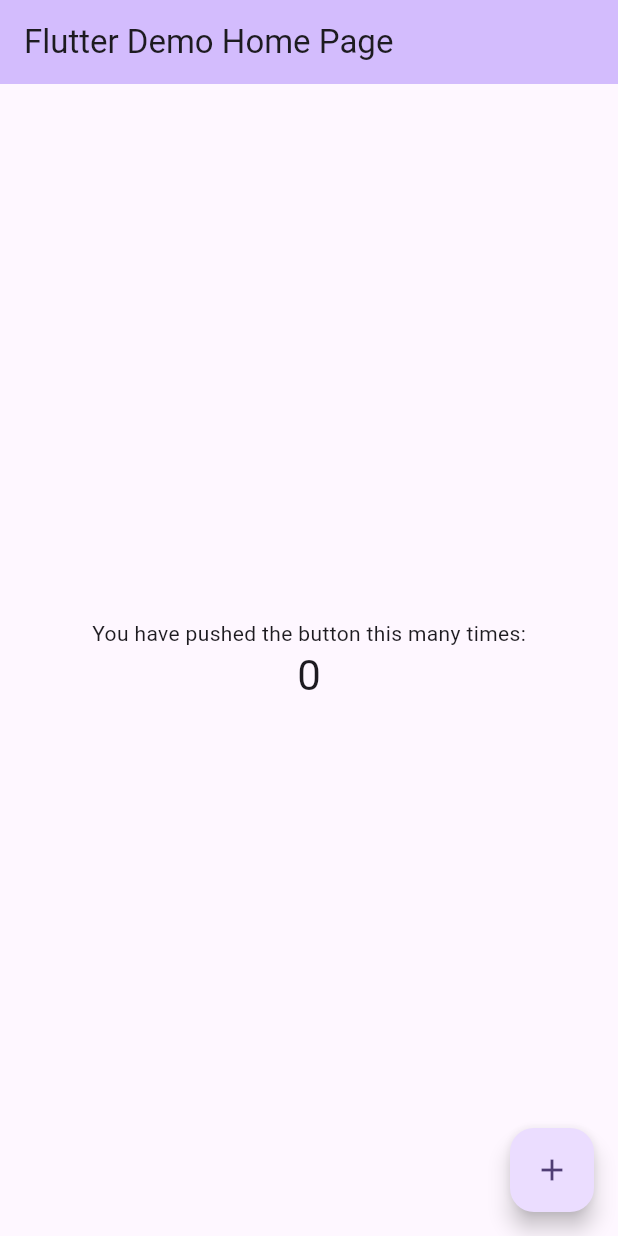
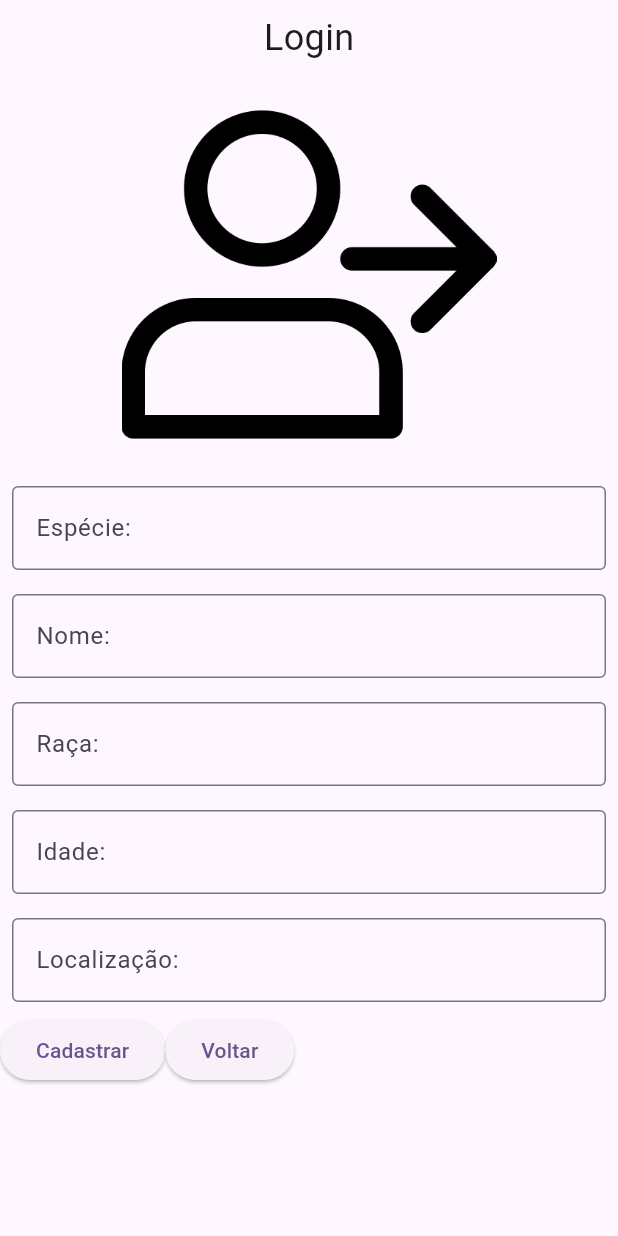
Before and after one commit to RafaAugustoFS/petAdopted, a Flutter app: the screen it shows after launch, on a phone screen of 412 x 824 dp. Run offline on Flutter 3.47's test engine with Material 3 defaults, Android fonts, the phone set to English and light mode, and no system bars.

Commit message:
registro de pet e usuario, home, login usuario

```diff
--- /dev/null
+++ b/lib/constants/images_assets.dart
@@ -0,0 +1,4 @@
+class AppImages {
+  static String registerImage = 'assets/images/registerImage.png';
+  static String loginImage = 'assets/images/loginImage.png';
+}
--- a/lib/main.dart
+++ b/lib/main.dart
@@ -1,4 +1,5 @@
 import 'package:flutter/material.dart';
+import 'package:pet_adopted/view/cadastro_pet.dart';
 
 void main() {
   runApp(const MyApp());
@@ -11,115 +12,12 @@
   @override
   Widget build(BuildContext context) {
     return MaterialApp(
-      title: 'Flutter Demo',
+      title: 'Grocery Store',
       theme: ThemeData(
-        // This is the theme of your application.
-        //
-        // TRY THIS: Try running your application with "flutter run". You'll see
-        // the application has a purple toolbar. Then, without quitting the app,
-        // try changing the seedColor in the colorScheme below to Colors.green
-        // and then invoke "hot reload" (save your changes or press the "hot
-        // reload" button in a Flutter-supported IDE, or press "r" if you used
-        // the command line to start the app).
-        //
-        // Notice that the counter didn't reset back to zero; the application
-        // state is not lost during the reload. To reset the state, use hot
-        // restart instead.
-        //
-        // This works for code too, not just values: Most code changes can be
-        // tested with just a hot reload.
         colorScheme: ColorScheme.fromSeed(seedColor: Colors.deepPurple),
         useMaterial3: true,
       ),
-      home: const MyHomePage(title: 'Flutter Demo Home Page'),
+      home: PetForm(),
     );
   }
 }
-
-class MyHomePage extends StatefulWidget {
-  const MyHomePage({super.key, required this.title});
-
-  // This widget is the home page of your application. It is stateful, meaning
-  // that it has a State object (defined below) that contains fields that affect
-  // how it looks.
-
-  // This class is the configuration for the state. It holds the values (in this
-  // case the title) provided by the parent (in this case the App widget) and
-  // used by the build method of the State. Fields in a Widget subclass are
-  // always marked "final".
-
-  final String title;
-
-  @override
-  State<MyHomePage> createState() => _MyHomePageState();
-}
-
-class _MyHomePageState extends State<MyHomePage> {
-  int _counter = 0;
-
-  void _incrementCounter() {
-    setState(() {
-      // This call to setState tells the Flutter framework that something has
-      // changed in this State, which causes it to rerun the build method below
-      // so that the display can reflect the updated values. If we changed
-      // _counter without calling setState(), then the build method would not be
-      // called again, and so nothing would appear to happen.
-      _counter++;
-    });
-  }
-
-  @override
-  Widget build(BuildContext context) {
-    // This method is rerun every time setState is called, for instance as done
-    // by the _incrementCounter method above.
-    //
-    // The Flutter framework has been optimized to make rerunning build methods
-    // fast, so that you can just rebuild anything that needs updating rather
-    // than having to individually change instances of widgets.
-    return Scaffold(
-      appBar: AppBar(
-        // TRY THIS: Try changing the color here to a specific color (to
-        // Colors.amber, perhaps?) and trigger a hot reload to see the AppBar
-        // change color while the other colors stay the same.
-        backgroundColor: Theme.of(context).colorScheme.inversePrimary,
-        // Here we take the value from the MyHomePage object that was created by
-        // the App.build method, and use it to set our appbar title.
-        title: Text(widget.title),
-      ),
-      body: Center(
-        // Center is a layout widget. It takes a single child and positions it
-        // in the middle of the parent.
-        child: Column(
-          // Column is also a layout widget. It takes a list of children and
-          // arranges them vertically. By default, it sizes itself to fit its
-          // children horizontally, and tries to be as tall as its parent.
-          //
-          // Column has various properties to control how it sizes itself and
-          // how it positions its children. Here we use mainAxisAlignment to
-          // center the children vertically; the main axis here is the vertical
-          // axis because Columns are vertical (the cross axis would be
-          // horizontal).
-          //
-          // TRY THIS: Invoke "debug painting" (choose the "Toggle Debug Paint"
-          // action in the IDE, or press "p" in the console), to see the
-          // wireframe for each widget.
-          mainAxisAlignment: MainAxisAlignment.center,
-          children: <Widget>[
-            const Text(
-              'You have pushed the button this many times:',
-            ),
-            Text(
-              '$_counter',
-              style: Theme.of(context).textTheme.headlineMedium,
-            ),
-          ],
-        ),
-      ),
-      floatingActionButton: FloatingActionButton(
-        onPressed: _incrementCounter,
-        tooltip: 'Increment',
-        child: const Icon(Icons.add),
-      ), // This trailing comma makes auto-formatting nicer for build methods.
-    );
-  }
-}
--- /dev/null
+++ b/lib/models/pet_model.dart
@@ -0,0 +1,14 @@
+class PetModel {
+  String species;
+  String name;
+  String race;
+  String age;
+  String location;
+  PetModel({
+    required this.species,
+    required this.name,
+    required this.race,
+    required this.age,
+    required this.location,
+  });
+}
--- /dev/null
+++ b/lib/view/cadastro_pet.dart
@@ -0,0 +1,127 @@
+import 'package:flutter/material.dart';
+import 'package:pet_adopted/constants/images_assets.dart';
+import 'package:pet_adopted/models/pet_model.dart';
+import 'package:pet_adopted/view/home_pet.dart';
+
+class PetForm extends StatefulWidget {
+  const PetForm({super.key});
+
+  @override
+  _PetFormState createState() => _PetFormState();
+}
+
+class _PetFormState extends State<PetForm> {
+  TextEditingController speciesController = TextEditingController();
+  TextEditingController nameController = TextEditingController();
+  TextEditingController raceController = TextEditingController();
+  TextEditingController ageController = TextEditingController();
+  TextEditingController locationController = TextEditingController();
+  List<PetModel> pets = [];
+
+  void salvaInfo() {
+    pets.add(PetModel(
+      species: speciesController.text,
+      name: nameController.text,
+      race: raceController.text,
+      age: ageController.text,
+      location: locationController.text,
+    ));
+  }
+
+  @override
+  Widget build(BuildContext context) {
+    return SafeArea(
+      child: Scaffold(
+        body: Column(
+          children: [
+            Padding(
+              padding: EdgeInsets.all(8.0),
+              child: Text(
+                'Login',
+                style: TextStyle(fontSize: 24),
+              ),
+            ),
+            Padding(
+              padding: EdgeInsets.all(8.0),
+              child: Image.asset(
+                AppImages.loginImage,
+                height: 250,
+              ),
+            ),
+
+            Padding(
+              padding: EdgeInsets.all(8.0),
+              child: TextField(
+                controller: speciesController,
+                decoration: InputDecoration(
+                  border: OutlineInputBorder(),
+                  labelText: 'Espécie:',
+                ),
+              ),
+            ),
+            Padding(
+              padding: EdgeInsets.all(8.0),
+              child: TextField(
+                controller: nameController,
+                decoration: InputDecoration(
+                  border: OutlineInputBorder(),
+                  labelText: 'Nome:',
+                ),
+              ),
+            ),
+            Padding(
+              padding: EdgeInsets.all(8.0),
+              child: TextField(
+                controller: raceController,
+                decoration: InputDecoration(
+                  border: OutlineInputBorder(),
+                  labelText: 'Raça:',
+                ),
+              ),
+            ),
+            Padding(
+              padding: EdgeInsets.all(8.0),
+              child: TextField(
+                controller: ageController,
+                decoration: InputDecoration(
+                  border: OutlineInputBorder(),
+                  labelText: 'Idade:',
+                ),
+              ),
+            ),
+            Padding(
+              padding: EdgeInsets.all(8.0),
+              child: TextField(
+                controller: locationController,
+                decoration: InputDecoration(
+                  border: OutlineInputBorder(),
+                  labelText: 'Localização:',
+                ),
+              ),
+            ),
+            Row(
+              children: [
+                ElevatedButton(
+                  onPressed: () {
+                    salvaInfo();
+                  },
+                  child: Text("Cadastrar"),
+                ),
+                ElevatedButton(
+                  onPressed: () {
+                    Navigator.of(context).push(
+                        MaterialPageRoute(
+                          builder: (context) => Dashboard(pets: pets),
+                        ),
+                      );
+                  },
+                  child: Text("Voltar"),
+                ),
+              ],
+            ),
+          ],
+        ),
+      ),
+    );
+  }
+}
--- a/pubspec.yaml
+++ b/pubspec.yaml
@@ -59,9 +59,9 @@ flutter:
   uses-material-design: true
 
   # To add assets to your application, add an assets section, like this:
-  # assets:
-  #   - images/a_dot_burr.jpeg
-  #   - images/a_dot_ham.jpeg
+  assets:
+    - assets/images/
+    - assets/svg/
 
   # An image asset can refer to one or more resolution-specific "variants", see
   # https://flutter.dev/to/resolution-aware-images
```
Also changed, not shown: lib/models/user_model.dart (added, +11 -0 lines), lib/view/cadastro_user.dart (added, +103 -0 lines), lib/view/home_pet.dart (added, +89 -0 lines), lib/view/login_user.dart (added, +103 -0 lines), lib/view/perfil_usuario.dart (added, +75 -0 lines), assets/images/loginImage.png (added), assets/images/registerImage.png (added).
